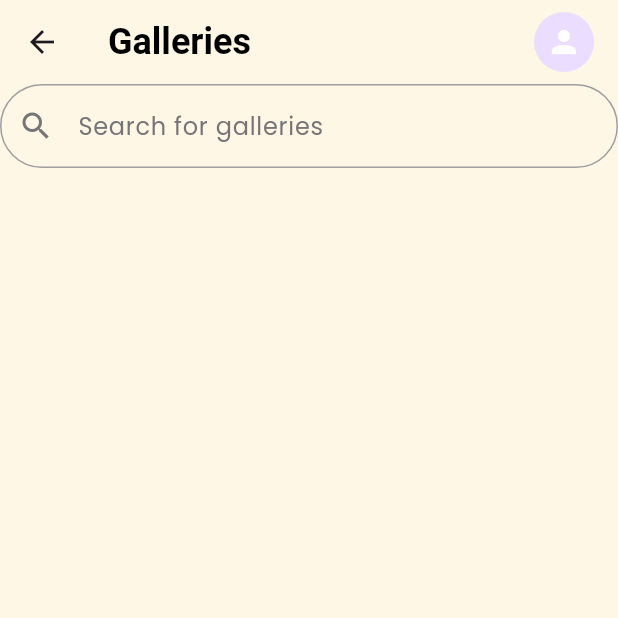
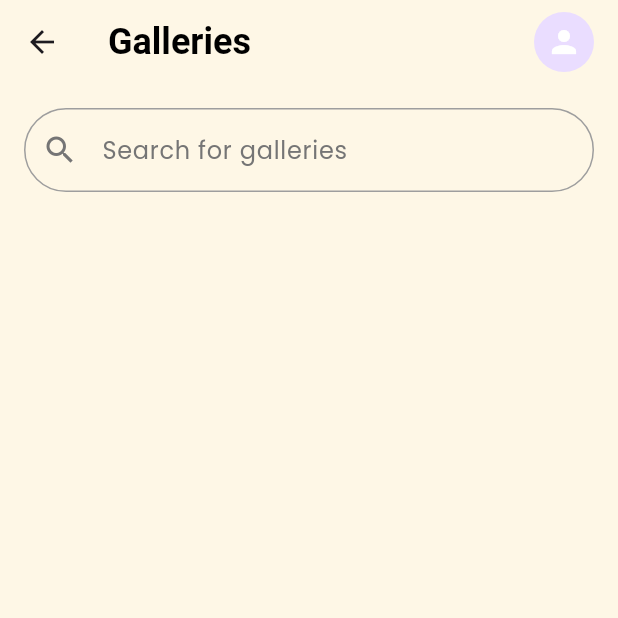
Before and after one commit to Mona-Badran/muse-frontend, a Flutter app: the AllGalleries screen opened directly, on a phone screen of 412 x 824 dp, the top half of it. Run offline on Flutter 3.47's test engine with Material 3 defaults, Android fonts, the phone set to English and light mode, and no system bars.

Commit message:
added padding

```diff
--- a/lib/features/galleries/allGalleries.dart
+++ b/lib/features/galleries/allGalleries.dart
@@ -44,15 +44,19 @@ class AllGalleries extends StatelessWidget {
         },
         avatarUrl: null,
       ),
-      body: Column(
+      body: Padding(
+        padding: const EdgeInsets.all(16.0),
+        child: Column(
           children: <Widget>[
             CustomSearchBar(
                 controller: searchController,
                 onChanged: (query) {
                   print('Search query: $query');
                 },
-              hintText: "Search for galleries"),
+                hintText: "Search for galleries"
+            ),
           ],
+        ),
       ),
     );
   }
```
Lines whose indentation alone changed are shown as unchanged.
